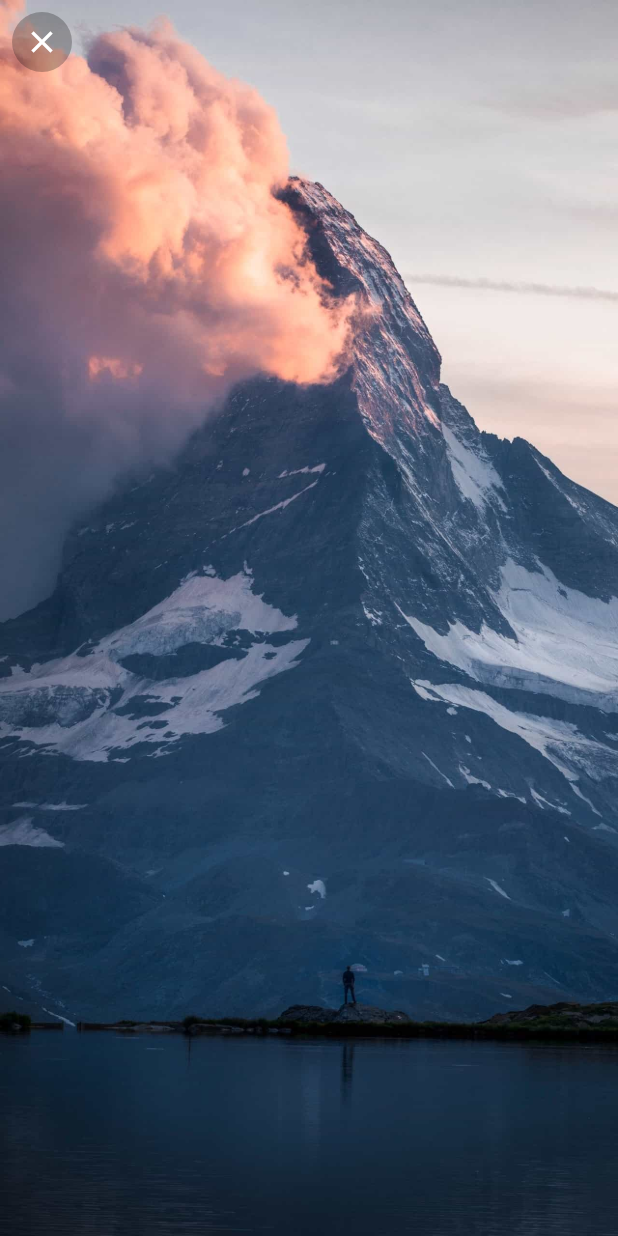
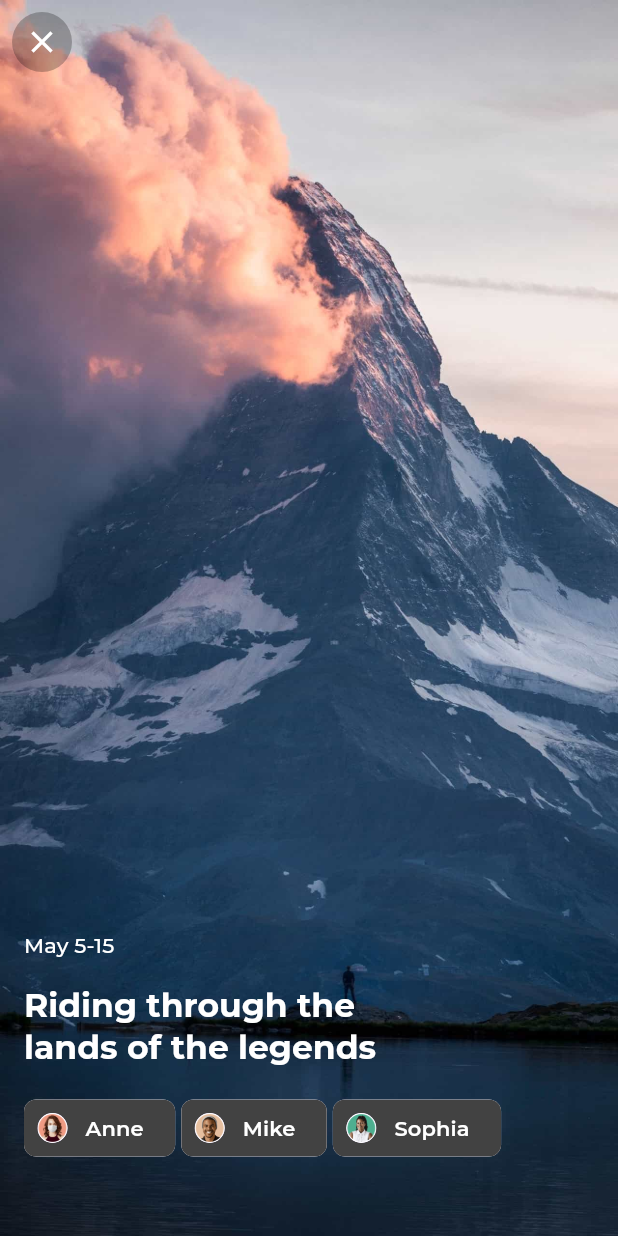
Before and after one commit to joshnwosu/flutter-travel-app, a Flutter app: the TripDetailsBody screen opened directly, on a phone screen of 412 x 824 dp. Run offline on Flutter 3.47's test engine with Material 3 defaults, Android fonts, the phone set to English and light mode, and no system bars; our stand-ins replace google_fonts; network calls fail.

Commit message:
bunch of updates

```diff
--- /dev/null
+++ b/lib/models/trip_data.dart
@@ -0,0 +1,13 @@
+typedef TripAdditionalInfo = ({String number, String title});
+
+class TripData {
+  final String title;
+  final String imagePath;
+  final List<TripAdditionalInfo> tripAdditionalInfos;
+
+  const TripData({
+    required this.title,
+    required this.imagePath,
+    required this.tripAdditionalInfos,
+  });
+}
--- a/lib/pages/home_page.dart
+++ b/lib/pages/home_page.dart
@@ -104,6 +104,8 @@ class HomeBody extends StatelessWidget {
     Navigator.push(
       context,
       PageRouteBuilder(
+        transitionDuration: const Duration(milliseconds: 500),
+        reverseTransitionDuration: const Duration(milliseconds: 500),
         pageBuilder: (
           BuildContext context,
           Animation<double> animation,
@@ -111,6 +113,15 @@ class HomeBody extends StatelessWidget {
         ) {
           return const TripDetailsPage();
         },
+        transitionsBuilder: (
+          BuildContext context,
+          Animation<double> animation,
+          Animation<double> secondaryAnimation,
+          Widget child,
+        ) {
+          return Align(child: FadeTransition(opacity: animation, child: child));
+        },
+        opaque: false,
       ),
     );
   }
--- a/lib/pages/trip_details_page.dart
+++ b/lib/pages/trip_details_page.dart
@@ -79,7 +79,7 @@ class _TripDetailsBodyState extends State<TripDetailsBody>
             child: Scaffold(
               appBar: _buildAppBar(context),
               extendBodyBehindAppBar: true,
-              body: Stack(children: [_buildBackground()]),
+              body: Stack(children: [_buildBackground(), _buildHeader()]),
             ),
           );
         },
@@ -122,6 +122,115 @@ class _TripDetailsBodyState extends State<TripDetailsBody>
     );
   }
 
+  Widget _buildHeader() {
+    return Align(
+      alignment: FractionalOffset(0, 1 - (offset)),
+      child: SafeArea(
+        child: Padding(
+          padding: const EdgeInsets.symmetric(horizontal: 16),
+          child: Column(
+            mainAxisSize: MainAxisSize.min,
+            crossAxisAlignment: CrossAxisAlignment.start,
+            children: [
+              Column(
+                mainAxisSize: MainAxisSize.min,
+                crossAxisAlignment: CrossAxisAlignment.start,
+                children: [
+                  Hero(
+                    tag: 'date',
+                    child: Opacity(
+                      opacity: 1 - offset,
+                      child: Text(
+                        'May 5-15',
+                        style: Theme.of(context).textTheme.titleSmall!.copyWith(
+                          color: Color.lerp(Colors.white, Colors.black, offset),
+                        ),
+                      ),
+                    ),
+                  ),
+                  const SizedBox(height: 16),
+                  FractionallySizedBox(
+                    widthFactor: 0.7,
+                    child: Hero(
+                      tag: 'title',
+                      child: Text(
+                        'Riding through the lands of the legends',
+                        style: Theme.of(context).textTheme.titleLarge!.copyWith(
+                          color: Color.lerp(Colors.white, Colors.black, offset),
+                          fontWeight: FontWeight.bold,
+                        ),
+                      ),
+                    ),
+                  ),
+                ],
+              ),
+              const SizedBox(height: 16),
+              _buildUserChips(),
+              const SizedBox(height: 48),
+            ],
+          ),
+        ),
+      ),
+    );
+  }
+
+  Wrap _buildUserChips() {
+    return Wrap(
+      children:
+          [
+                (name: "Anne", imagePath: Assets.images.ellipse36.path),
+                (name: "Mike", imagePath: Assets.images.ellipse39.path),
+                (name: "Sophia", imagePath: Assets.images.ellipse37.path),
+              ]
+              .map(
+                (e) => Container(
+                  margin: const EdgeInsets.only(right: 4),
+                  child: Hero(
+                    tag: e.imagePath,
+                    child: Material(
+                      type: MaterialType.transparency,
+                      child: Chip(
+                        backgroundColor: Color.lerp(
+                          Colors.white,
+                          Colors.grey[800],
+                          1 - offset,
+                        ),
+                        // shape: const StadiumBorder(side: BorderSide()),
+                        side: BorderSide(
+                          color:
+                              Color.lerp(
+                                Colors.transparent,
+                                Colors.black26,
+                                offset,
+                              ) ??
+                              Colors.transparent,
+                        ),
+                        label: Padding(
+                          padding: const EdgeInsets.symmetric(horizontal: 4),
+                          child: Text(
+                            e.name,
+                            style: TextStyle(
+                              fontWeight: FontWeight.w600,
+                              color: Color.lerp(
+                                Colors.white,
+                                Colors.black,
+                                offset,
+                              ),
+                            ),
+                          ),
+                        ),
+                        avatar: CircleAvatar(
+                          backgroundImage: AssetImage(e.imagePath),
+                        ),
+                      ),
+                    ),
+                  ),
+                ),
+              )
+              .toList(),
+    );
+  }
+
   Positioned _buildBackground() {
     return Positioned.fill(
       child: Hero(
```
